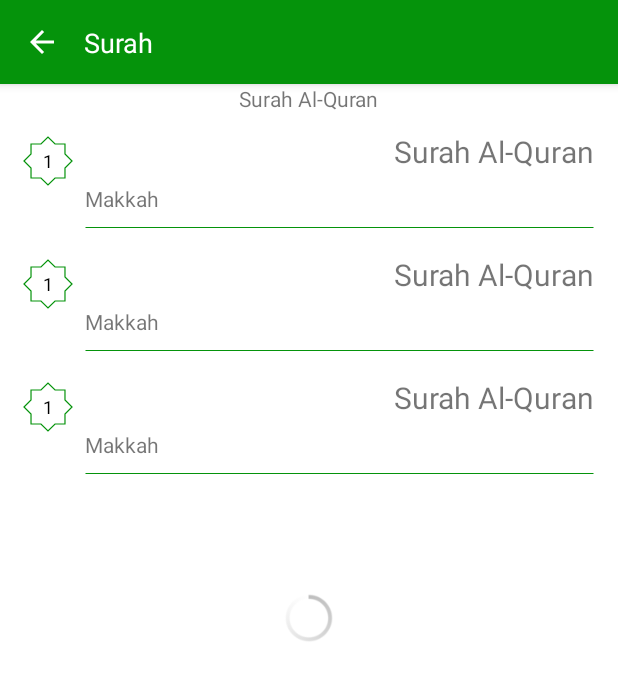
After one commit to farisfahru/Sembahyang, an Android app: the layout activity_detail_alquran.xml on its own in the app's theme, with its tools: preview values and no code run, on a phone screen of 412 x 824 dp. The commit adds this screen. Shown: the top 680 px of the screen. Run offline under Robolectric (Android 15) with nearby library versions, the phone set to English and light mode, and no system bars.

Commit message:
menampilkan list ayat

```diff
--- a/app/src/main/AndroidManifest.xml
+++ b/app/src/main/AndroidManifest.xml
@@ -11,7 +11,8 @@
         android:roundIcon="@mipmap/ic_launcher_round"
         android:supportsRtl="true"
         android:theme="@style/Theme.Sembahyang">
-        <activity android:name=".activities.AlquranActivity"></activity>
+        <activity android:name=".activities.DetailAlquranActivity"></activity>
+        <activity android:name=".activities.AlquranActivity" />
         <activity android:name=".activities.JadwalSholatActivity" />
         <activity
             android:name=".activities.MainActivity"
--- /dev/null
+++ b/app/src/main/res/drawable/ic_back.xml
@@ -0,0 +1,5 @@
+<vector android:height="24dp" android:tint="#FFFFFF"
+    android:viewportHeight="24" android:viewportWidth="24"
+    android:width="24dp" xmlns:android="http://schemas.android.com/apk/res/android">
+    <path android:fillColor="@android:color/white" android:pathData="M20,11H7.83l5.59,-5.59L12,4l-8,8 8,8 1.41,-1.41L7.83,13H20v-2z"/>
+</vector>
--- /dev/null
+++ b/app/src/main/res/drawable/ic_bg_ayat.xml
@@ -0,0 +1,4 @@
+<?xml version="1.0" encoding="utf-8"?>
+<shape xmlns:android="http://schemas.android.com/apk/res/android" android:shape="line">
+    <stroke android:width="0.5dp" android:color="@color/colorPrimary"/>
+</shape>
--- /dev/null
+++ b/app/src/main/res/layout/activity_detail_alquran.xml
@@ -0,0 +1,95 @@
+<?xml version="1.0" encoding="utf-8"?>
+<androidx.constraintlayout.widget.ConstraintLayout xmlns:android="http://schemas.android.com/apk/res/android"
+    xmlns:app="http://schemas.android.com/apk/res-auto"
+    xmlns:tools="http://schemas.android.com/tools"
+    android:layout_width="match_parent"
+    android:layout_height="match_parent"
+    tools:context=".activities.DetailAlquranActivity">
+
+    <com.google.android.material.appbar.AppBarLayout
+        android:id="@+id/app_bar_title"
+        android:layout_width="match_parent"
+        android:layout_height="?attr/actionBarSize"
+        android:background="@color/colorPrimary"
+        app:layout_constraintEnd_toEndOf="parent"
+        app:layout_constraintStart_toStartOf="parent"
+        app:layout_constraintTop_toTopOf="parent">
+
+        <androidx.constraintlayout.widget.ConstraintLayout
+            android:layout_width="match_parent"
+            android:layout_height="match_parent"
+            android:paddingHorizontal="16dp">
+
+            <ImageButton
+                android:id="@+id/btn_back"
+                android:layout_width="wrap_content"
+                android:layout_height="wrap_content"
+                android:background="@color/transparent"
+                android:contentDescription="@string/button_back"
+                android:src="@drawable/ic_back"
+                app:layout_constraintBottom_toBottomOf="parent"
+                app:layout_constraintStart_toStartOf="parent"
+                app:layout_constraintTop_toTopOf="parent" />
+
+            <TextView
+                android:id="@+id/tv_detail_title"
+                android:layout_width="wrap_content"
+                android:layout_height="wrap_content"
+                android:layout_marginStart="16dp"
+                tools:text="Surah"
+                android:textColor="@color/white"
+                android:textSize="18sp"
+                app:layout_constraintBottom_toBottomOf="@id/btn_back"
+                app:layout_constraintStart_toEndOf="@id/btn_back"
+                app:layout_constraintTop_toTopOf="@id/btn_back" />
+
+
+
+        </androidx.constraintlayout.widget.ConstraintLayout>
+
+
+    </com.google.android.material.appbar.AppBarLayout>
+
+
+    <androidx.constraintlayout.widget.ConstraintLayout
+        android:id="@+id/data_surah"
+        android:layout_width="match_parent"
+        android:layout_height="wrap_content"
+        app:layout_constraintTop_toBottomOf="@id/app_bar_title"
+        app:layout_constraintStart_toStartOf="parent"
+        app:layout_constraintEnd_toEndOf="parent">
+
+        <TextView
+            android:id="@id/tv_surah"
+            android:layout_width="wrap_content"
+            android:layout_height="wrap_content"
+            tools:text="@string/surah_al_quran"
+            app:layout_constraintEnd_toEndOf="parent"
+            app:layout_constraintStart_toStartOf="parent"
+            app:layout_constraintTop_toTopOf="parent" />
+    </androidx.constraintlayout.widget.ConstraintLayout>
+
+
+    <androidx.recyclerview.widget.RecyclerView
+        android:id="@+id/rv_surah"
+        android:layout_width="match_parent"
+        android:layout_height="wrap_content"
+        android:layout_marginStart="8dp"
+        android:layout_marginTop="8dp"
+        android:layout_marginEnd="8dp"
+        app:layout_constraintEnd_toEndOf="parent"
+        app:layout_constraintStart_toStartOf="parent"
+        app:layout_constraintTop_toBottomOf="@id/data_surah"
+        tools:listitem="@layout/item_row_ayat"/>
+
+    <androidx.core.widget.ContentLoadingProgressBar
+        android:id="@+id/loadingProgress"
+        style="@android:style/Widget.Holo.ProgressBar"
+        android:layout_width="40sp"
+        android:layout_height="40sp"
+        app:layout_constraintBottom_toBottomOf="parent"
+        app:layout_constraintEnd_toEndOf="parent"
+        app:layout_constraintStart_toStartOf="parent"
+        app:layout_constraintTop_toTopOf="parent" />
+
+</androidx.constraintlayout.widget.ConstraintLayout>
--- /dev/null
+++ b/app/src/main/res/layout/item_row_ayat.xml
@@ -0,0 +1,86 @@
+<?xml version="1.0" encoding="utf-8"?>
+<androidx.constraintlayout.widget.ConstraintLayout xmlns:android="http://schemas.android.com/apk/res/android"
+    xmlns:app="http://schemas.android.com/apk/res-auto"
+    xmlns:tools="http://schemas.android.com/tools"
+    android:layout_width="match_parent"
+    android:layout_height="wrap_content"
+    android:layout_marginStart="4dp"
+    android:layout_marginTop="4dp"
+    android:layout_marginEnd="8dp"
+    android:layout_marginBottom="4dp"
+    android:background="@color/transparent"
+    android:orientation="vertical"
+    app:cardCornerRadius="10dp">
+
+    <RelativeLayout
+        android:id="@+id/relativeLayout"
+        android:layout_width="40dp"
+        android:layout_height="40dp"
+        android:background="@drawable/ic_bg_nomor"
+        app:layout_constraintStart_toStartOf="parent"
+        app:layout_constraintTop_toTopOf="parent">
+
+        <TextView
+            android:id="@+id/tvNumber"
+            android:layout_width="wrap_content"
+            android:layout_height="wrap_content"
+            android:layout_centerInParent="true"
+            android:textColor="@android:color/black"
+            android:textSize="12sp"
+            tools:text="1" />
+
+    </RelativeLayout>
+
+
+    <androidx.constraintlayout.widget.ConstraintLayout
+        android:id="@+id/constraint"
+        android:layout_width="0dp"
+        android:layout_height="wrap_content"
+        app:layout_constraintEnd_toEndOf="parent"
+        app:layout_constraintStart_toStartOf="@id/guideline"
+        app:layout_constraintTop_toTopOf="parent">
+
+        <TextView
+            android:id="@+id/tv_ayat"
+            android:layout_width="wrap_content"
+            android:layout_height="wrap_content"
+            android:layout_alignParentEnd="true"
+            android:gravity="fill_horizontal|end"
+            android:text="@string/surah_al_quran"
+            android:textIsSelectable="true"
+            android:textSize="20sp"
+            app:layout_constraintEnd_toEndOf="parent"
+            app:layout_constraintTop_toTopOf="parent" />
+
+        <TextView
+            android:id="@+id/tv_terjemahan"
+            android:layout_width="wrap_content"
+            android:layout_height="wrap_content"
+            android:layout_marginTop="8dp"
+            android:text="@string/alquran_diturunkan"
+            android:textSize="14sp"
+            app:layout_constraintStart_toStartOf="parent"
+            app:layout_constraintTop_toBottomOf="@id/tv_ayat" />
+
+        <TextView
+            android:layout_width="match_parent"
+            android:layout_height="0dp"
+            android:background="@drawable/ic_bg_ayat"
+            android:elevation="5dp"
+            app:layout_constraintStart_toStartOf="parent"
+            app:layout_constraintTop_toBottomOf="@id/tv_terjemahan" />
+
+
+    </androidx.constraintlayout.widget.ConstraintLayout>
+
+
+
+    <androidx.constraintlayout.widget.Guideline
+        android:id="@+id/guideline"
+        android:layout_width="wrap_content"
+        android:layout_height="wrap_content"
+        android:orientation="vertical"
+        app:layout_constraintGuide_begin="45dp" />
+
+
+</androidx.constraintlayout.widget.ConstraintLayout>
--- a/app/src/main/res/values/strings.xml
+++ b/app/src/main/res/values/strings.xml
@@ -7,4 +7,5 @@
     <string name="alquran_diturunkan">Makkah</string>
     <string name="jumlah_ayat">7</string>
     <string name="alquran">Alquran</string>
+    <string name="button_back">Button Back</string>
 </resources>
```
Also changed, not shown: app/src/main/java/com/example/sembahyang/activities/AlquranActivity.kt (+12 -0 lines), app/src/main/java/com/example/sembahyang/activities/DetailAlquranActivity.kt (added, +89 -0 lines), app/src/main/java/com/example/sembahyang/adapter/DetailAlquranAdapter.kt (added, +49 -0 lines), app/src/main/java/com/example/sembahyang/api/ApiInterface.kt (+7 -0 lines), app/src/main/java/com/example/sembahyang/model/ModelAyat.kt (added, +17 -0 lines), app/src/main/java/com/example/sembahyang/viewmodel/AyatViewModel.kt (added, +44 -0 lines).
